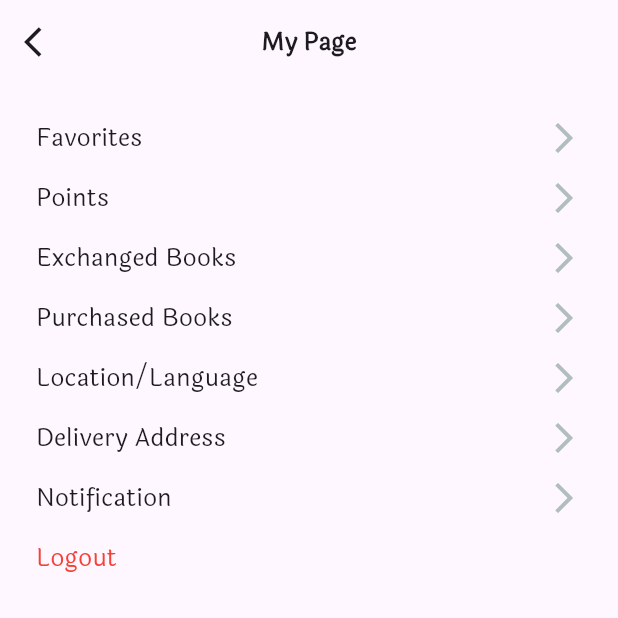
After one commit to Taassneem/flutterTraining, a Flutter app: the HomeView screen opened directly, on a phone screen of 412 x 824 dp, the top half of it. The commit adds this screen. Run offline on Flutter 3.47's test engine with Material 3 defaults, Android fonts, the phone set to English and light mode, and no system bars.

Commit message:
task ten

```diff
--- /dev/null
+++ b/ma_book/lib/home_view.dart
@@ -0,0 +1,97 @@
+import 'package:flutter/material.dart';
+
+class HomeView extends StatelessWidget {
+  const HomeView({super.key});
+
+  @override
+  Widget build(BuildContext context) {
+    return Scaffold(
+      appBar: AppBar(
+          leading: IconButton(
+            icon: const Icon(Icons.arrow_back_ios),
+            onPressed: () {
+              Navigator.pop(context);
+            },
+          ),
+          title: const Text(
+            'My Page',
+            style: TextStyle(fontWeight: FontWeight.w700, fontSize: 16),
+          ),
+          centerTitle: true),
+      body: const Padding(
+        padding: EdgeInsets.all(24.0),
+        child: Column(
+          children: [
+            HomeFeature(
+              name: 'Favorites',
+              icon: Icons.arrow_forward_ios,
+            ),
+            HomeFeature(
+              name: 'Points',
+              icon: Icons.arrow_forward_ios,
+            ),
+            HomeFeature(
+              name: 'Exchanged Books',
+              icon: Icons.arrow_forward_ios,
+            ),
+            HomeFeature(
+              name: 'Purchased Books',
+              icon: Icons.arrow_forward_ios,
+            ),
+            HomeFeature(
+              name: 'Location/Language',
+              icon: Icons.arrow_forward_ios,
+            ),
+            HomeFeature(
+              name: 'Delivery Address',
+              icon: Icons.arrow_forward_ios,
+            ),
+            HomeFeature(
+              name: 'Notification',
+              icon: Icons.arrow_forward_ios,
+            ),
+            Align(
+              alignment: Alignment.centerLeft,
+              child: Text(
+                'Logout',
+                style: TextStyle(
+                    fontSize: 16,
+                    fontWeight: FontWeight.w400,
+                    color: Colors.red),
+              ),
+            )
+          ],
+        ),
+      ),
+    );
+  }
+}
+
+class HomeFeature extends StatelessWidget {
+  const HomeFeature({
+    super.key,
+    required this.name,
+    required this.icon,
+  });
+  final String name;
+  final IconData icon;
+  @override
+  Widget build(BuildContext context) {
+    return Padding(
+      padding: const EdgeInsets.only(bottom: 16),
+      child: Row(
+        mainAxisAlignment: MainAxisAlignment.spaceBetween,
+        children: [
+          Text(
+            name,
+            style: const TextStyle(fontSize: 16, fontWeight: FontWeight.w500),
+          ),
+          Icon(
+            icon,
+            color: const Color(0xffB1BEBF),
+          )
+        ],
+      ),
+    );
+  }
+}
--- a/ma_book/lib/login_needed.dart
+++ b/ma_book/lib/login_needed.dart
@@ -21,7 +21,6 @@ class LoginNeeded extends StatelessWidget {
           child: Column(
             crossAxisAlignment: CrossAxisAlignment.center,
             children: [
-              const SizedBox(height: 24),
               GestureDetector(
                 onTap: () {
                   Navigator.push(
@@ -49,7 +48,7 @@ class LoginNeeded extends StatelessWidget {
                           )
                         ])),
               ),
-              const SizedBox(height: 90),
+              const SizedBox(height: 80),
               GestureDetector(
                 onTap: () {
                   Navigator.push(
```
Also changed, not shown: ma_book/lib/name_view.dart (added, +48 -0 lines), ma_book/lib/sign_in_view.dart (+26 -3 lines), ma_book/lib/sign_up_view.dart (+28 -4 lines).
